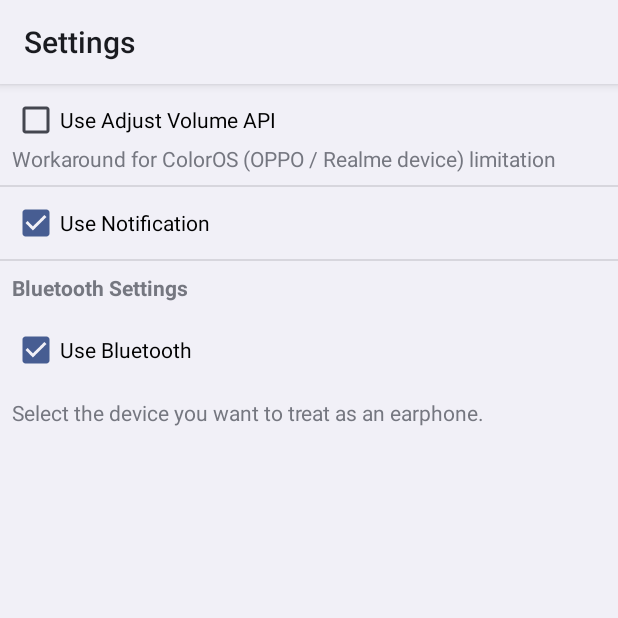
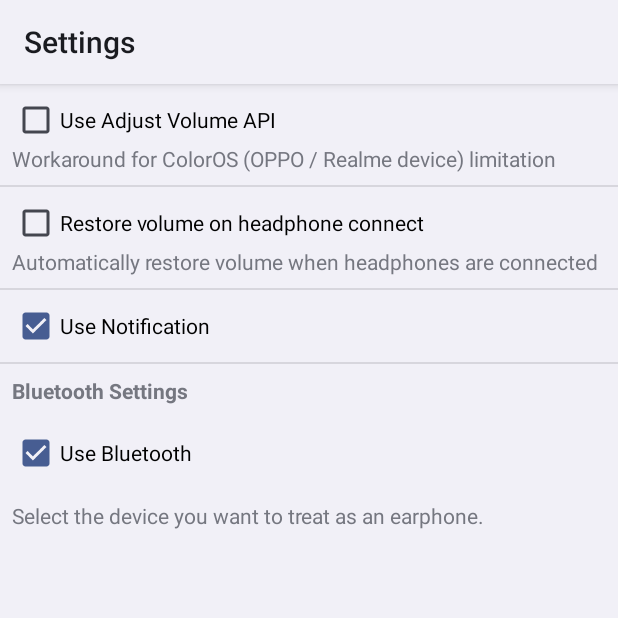
Before and after one commit to diontools/DoNotSpeak, an Android app: the SettingActivity screen opened directly, with no data from a screen before it, on a phone screen of 412 x 824 dp, the top half of it. Run offline under Robolectric (Android 15) with nearby library versions, the phone set to English and light mode, and no system bars.

Commit message:
Add "restore volume on headphone connect" setting

```diff
--- a/src/app/src/main/java/io/github/diontools/donotspeak/SettingActivity.java
+++ b/src/app/src/main/java/io/github/diontools/donotspeak/SettingActivity.java
@@ -24,6 +24,7 @@ public class SettingActivity extends Activity implements AdapterView.OnItemClick
     private ArrayList<Item> items;
     private ItemAdapter itemAdapter;
     private CheckBox useAdjustVolumeCheckBox;
+    private CheckBox restoreVolumeOnHeadphoneConnectCheckBox;
     private CheckBox useNotificationCheckBox;
     private CheckBox useBluetoothCheckBox;
 
@@ -35,6 +36,9 @@ public class SettingActivity extends Activity implements AdapterView.OnItemClick
 
         this.useAdjustVolumeCheckBox = this.findViewById(R.id.use_adjust_volume_check_box);
         this.useAdjustVolumeCheckBox.setOnCheckedChangeListener(this);
+
+        this.restoreVolumeOnHeadphoneConnectCheckBox = this.findViewById(R.id.restore_volume_on_headphone_connect_check_box);
+        this.restoreVolumeOnHeadphoneConnectCheckBox.setOnCheckedChangeListener(this);
 
         this.useNotificationCheckBox = this.findViewById(R.id.use_notification_check_box);
         this.useNotificationCheckBox.setOnCheckedChangeListener(this);
@@ -56,6 +60,7 @@ public class SettingActivity extends Activity implements AdapterView.OnItemClick
     private void loadSettings()
     {
         this.useAdjustVolumeCheckBox.setChecked(DNSSetting.getUseAdjustVolume(this));
+        this.restoreVolumeOnHeadphoneConnectCheckBox.setChecked(DNSSetting.getRestoreVolumeOnHeadphoneConnect(this));
         this.useNotificationCheckBox.setChecked(DNSSetting.getUseNotification(this));
         this.useBluetoothCheckBox.setChecked(DNSSetting.getUseBluetooth(this));
         this.refreshListItems();
@@ -106,6 +111,9 @@ public class SettingActivity extends Activity implements AdapterView.OnItemClick
         final int id = buttonView.getId();
         if (id == R.id.use_adjust_volume_check_box) {
             DNSSetting.setUseAdjustVolume(this, isChecked);
+            IntentUtility.applySettings(this);
+        } else if (id == R.id.restore_volume_on_headphone_connect_check_box) {
+            DNSSetting.setRestoreVolumeOnHeadphoneConnect(this, isChecked);
             IntentUtility.applySettings(this);
         } else if (id == R.id.use_notification_check_box) {
             if (DNSSetting.getUseNotification(this) != isChecked) {
--- a/src/app/src/main/res/layout/activity_setting.xml
+++ b/src/app/src/main/res/layout/activity_setting.xml
@@ -19,6 +19,26 @@
             android:layout_marginHorizontal="8dp"
             android:layout_marginBottom="8dp"
             android:text="@string/settings_use_adjust_volume_description" />
+
+    <View
+            android:layout_width="match_parent"
+            android:layout_height="1dp"
+            android:background="?android:attr/listDivider" />
+
+    <CheckBox
+            android:id="@+id/restore_volume_on_headphone_connect_check_box"
+            android:layout_width="match_parent"
+            android:layout_height="wrap_content"
+            android:layout_marginHorizontal="8dp"
+            android:layout_marginTop="8dp"
+            android:text="@string/settings_restore_volume_on_headphone_connect" />
+
+    <TextView
+            android:layout_width="wrap_content"
+            android:layout_height="wrap_content"
+            android:layout_marginHorizontal="8dp"
+            android:layout_marginBottom="8dp"
+            android:text="@string/settings_restore_volume_on_headphone_connect_description" />
 
     <View
             android:layout_width="match_parent"
--- a/src/app/src/main/res/values/strings.xml
+++ b/src/app/src/main/res/values/strings.xml
@@ -52,6 +52,8 @@
     <string name="settings_title">Settings</string>
     <string name="settings_use_adjust_volume">Use Adjust Volume API</string>
     <string name="settings_use_adjust_volume_description">Workaround for ColorOS (OPPO / Realme device) limitation</string>
+    <string name="settings_restore_volume_on_headphone_connect">Restore volume on headphone connect</string>
+    <string name="settings_restore_volume_on_headphone_connect_description">Automatically restore volume when headphones are connected</string>
     <string name="settings_use_notification">Use Notification</string>
     <string name="settings_bluetooth_settings">Bluetooth Settings</string>
     <string name="settings_use_bluetooth">Use Bluetooth</string>
```
Also changed, not shown: src/app/src/main/java/io/github/diontools/donotspeak/DNSService.java (+36 -5 lines), src/app/src/main/java/io/github/diontools/donotspeak/DNSSetting.java (+14 -0 lines), 1 other file.
